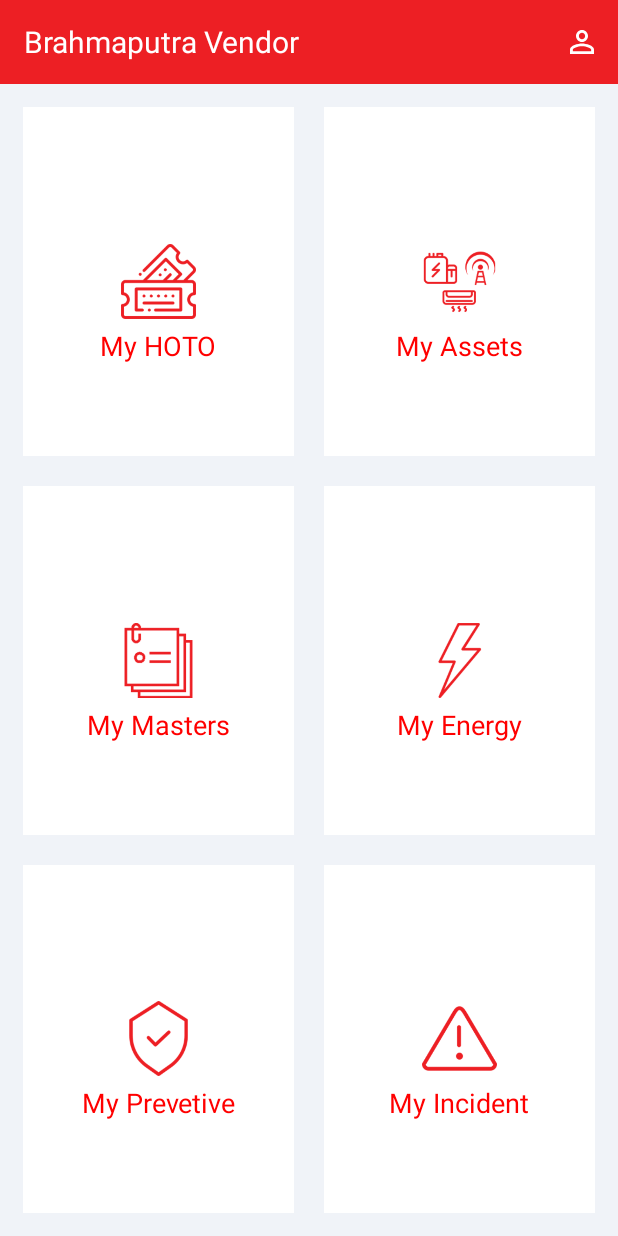
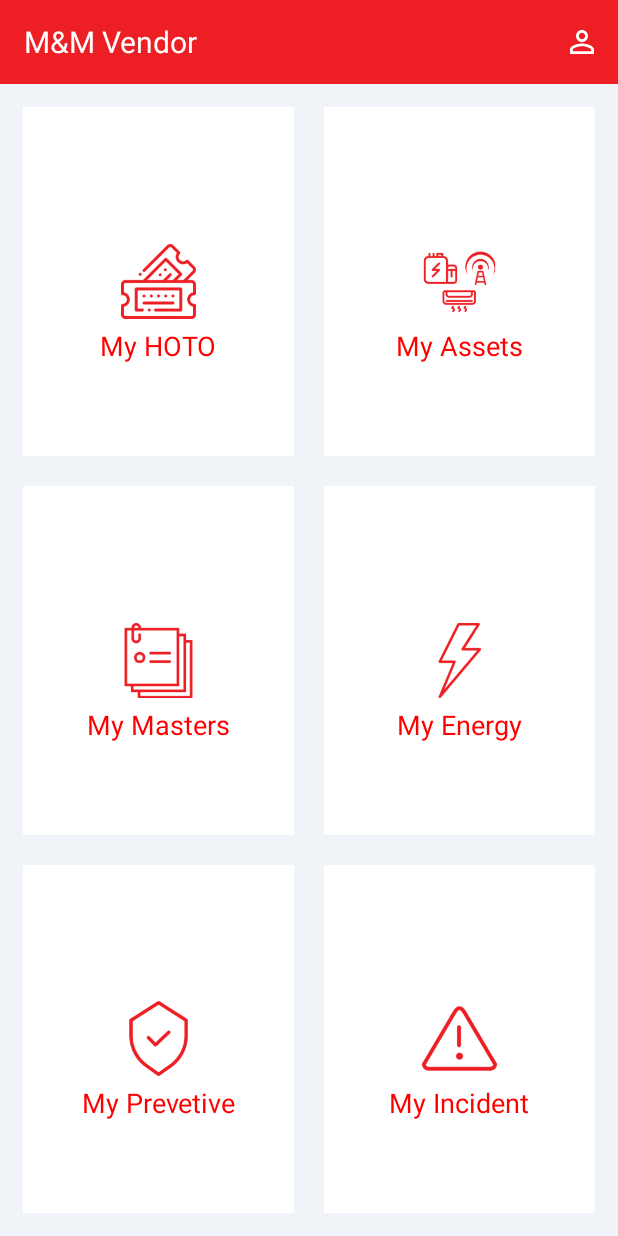
Before and after one commit to EdbrixDeveloper/BrahamaputraVendorTest, an Android app: the DashboardActivity screen opened directly, with no data from a screen before it, on a phone screen of 412 x 824 dp. Run offline under Robolectric (Android 15) with nearby library versions, the phone set to English and light mode, and no system bars; our stand-ins replace CircleImageView; pictures from the network do not load; Roboto replaces fonts that are not available here.

Commit message:
commit changes app name M&M Vendor by arjun on date 30042019.

```diff
--- a/app/src/main/res/values/strings.xml
+++ b/app/src/main/res/values/strings.xml
@@ -1,5 +1,5 @@
 <resources>
-    <string name="app_name">Brahmaputra Vendor</string>
+    <string name="app_name"> M&amp;M Vendor</string><!--Brahmaputra Vendor-->
 
     <string name="textview_textStyle">bold</string>
 
```
